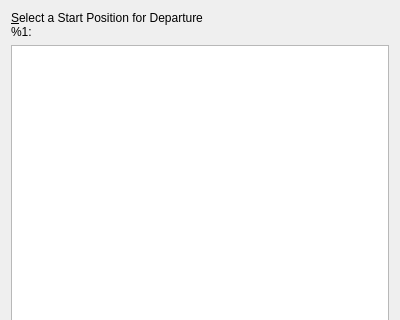
albar965/littlenavmap, file src/route/parkingdialog.ui: the form before one commit; both pictures show x 0 to 400 and y 0 to 320 of the 400 by 600 pixel window.
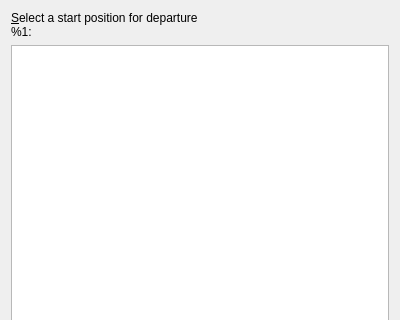
The form after the commit.

What changed in the file:
```diff
--- a/src/route/parkingdialog.ui
+++ b/src/route/parkingdialog.ui
@@ -17,7 +17,7 @@
    <item>
     <widget class="QLabel" name="labelSelectParking">
      <property name="text">
-      <string>&amp;Select a Start Position for Departure&lt;br/&gt;%1:</string>
+      <string>&amp;Select a start position for departure&lt;br/&gt;%1:</string>
      </property>
      <property name="wordWrap">
       <bool>true</bool>
```
